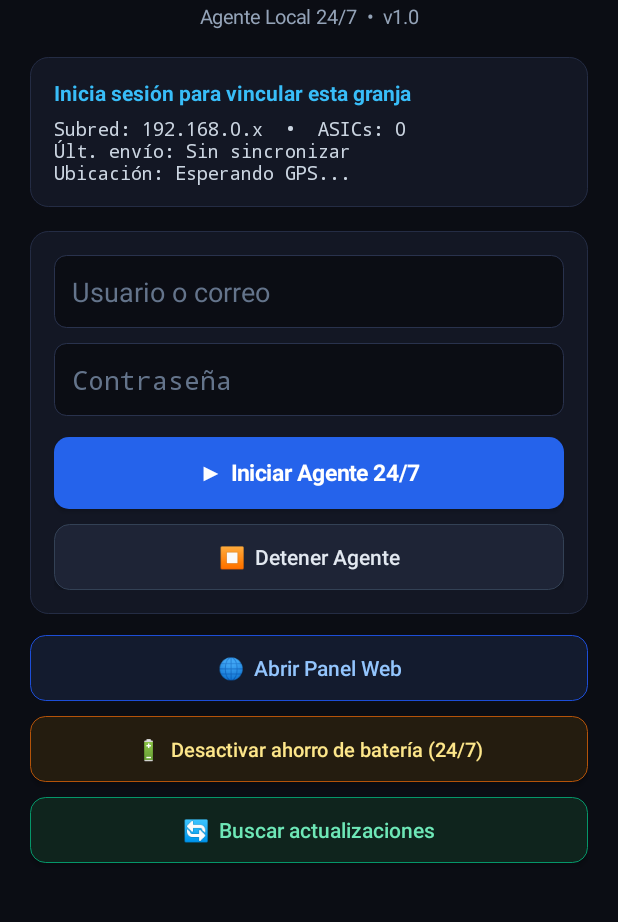
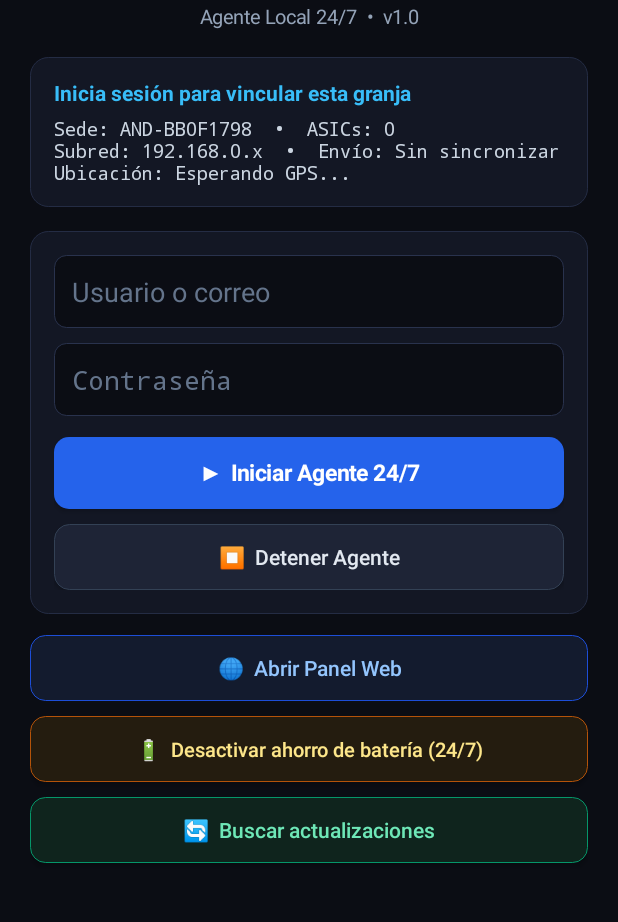
Before and after one commit to elminerogris/el-minero-gris-android, an Android app: the screen it shows after launch (MainActivity), on a phone screen of 412 x 824 dp, the part 239-1161 px from its top. Run offline under Robolectric (Android 15) with nearby library versions, the phone set to English and light mode, and no system bars.

Commit message:
Update MainActivity.kt

```diff
--- a/app/src/main/java/com/elminerogris/agente/MainActivity.kt
+++ b/app/src/main/java/com/elminerogris/agente/MainActivity.kt
@@ -3,6 +3,7 @@ package com.elminerogris.agente
 import android.Manifest
 import android.content.Context
 import android.content.Intent
+import android.content.SharedPreferences
 import android.content.pm.PackageManager
 import android.graphics.Color
 import android.graphics.Typeface
@@ -28,12 +29,13 @@ import java.io.FileOutputStream
 import java.io.OutputStreamWriter
 import java.net.HttpURLConnection
 import java.net.URL
+import java.util.UUID
 
 class MainActivity : AppCompatActivity() {
     private val scope = CoroutineScope(Dispatchers.Main + SupervisorJob())
-    private val urlPanel = "https://antminer-panel.onrender.com"
-    private val urlLogin = "https://antminer-panel.onrender.com/api/agente/login"
-    private val urlVersion = "https://antminer-panel.onrender.com/api/agente/apk_version"
+    private val urlPanel = "https://elminerogris.com"
+    private val urlLogin = "https://elminerogris.com/api/agente/login"
+    private val urlVersion = "https://elminerogris.com/api/agente/apk_version"
     private var apkUpdateUrl = ""
 
     private lateinit var txtEstado: TextView
@@ -45,6 +47,8 @@ class MainActivity : AppCompatActivity() {
         super.onCreate(savedInstanceState)
 
         val prefs = getSharedPreferences("emg_prefs", Context.MODE_PRIVATE)
+        obtenerOCrearAgentId(prefs)
+
         val dp = resources.displayMetrics.density
         fun Int.dp(): Int = (this * dp).toInt()
 
@@ -321,6 +325,14 @@ class MainActivity : AppCompatActivity() {
         verificarBateriaUI()
     }
 
+    private fun obtenerOCrearAgentId(prefs: SharedPreferences): String {
+        val existente = prefs.getString("agent_id", "")?.trim() ?: ""
+        if (existente.length >= 4) return existente
+        val nuevoId = "AND-" + UUID.randomUUID().toString().replace("-", "").take(8).uppercase()
+        prefs.edit().putString("agent_id", nuevoId).apply()
+        return nuevoId
+    }
+
     private fun solicitarPermisosNecesarios() {
         val permisos = mutableListOf(
             Manifest.permission.ACCESS_FINE_LOCATION,
@@ -364,6 +376,7 @@ class MainActivity : AppCompatActivity() {
         val prefs = getSharedPreferences("emg_prefs", Context.MODE_PRIVATE)
         val user = prefs.getString("username", "") ?: ""
         val apiKey = prefs.getString("api_key", "") ?: ""
+        val agentId = obtenerOCrearAgentId(prefs)
         val subnet = prefs.getString("subnet", "192.168.0") ?: "192.168.0"
         val running = prefs.getBoolean("service_running", false)
         val count = prefs.getInt("miners_count", 0)
@@ -375,7 +388,7 @@ class MainActivity : AppCompatActivity() {
             apiKey.isNotEmpty() -> "🟡 Sesión lista ($user) — Detenido"
             else -> "Inicia sesión para vincular esta granja"
         }
-        txtResumenLive.text = "Subred: $subnet.x  •  ASICs: $count\nÚlt. envío: $lastSync\nUbicación: $gpsStatus"
+        txtResumenLive.text = "Sede: $agentId  •  ASICs: $count\nSubred: $subnet.x  •  Envío: $lastSync\nUbicación: $gpsStatus"
     }
 
     private fun verificarActualizacion(manual: Boolean) {
```
